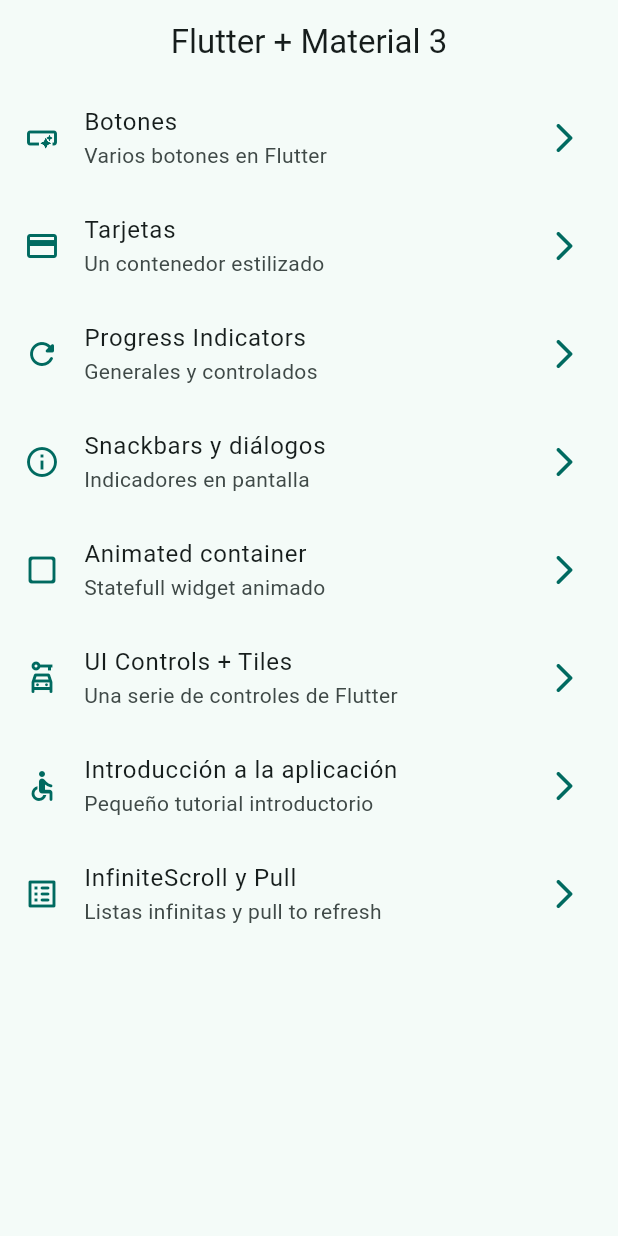
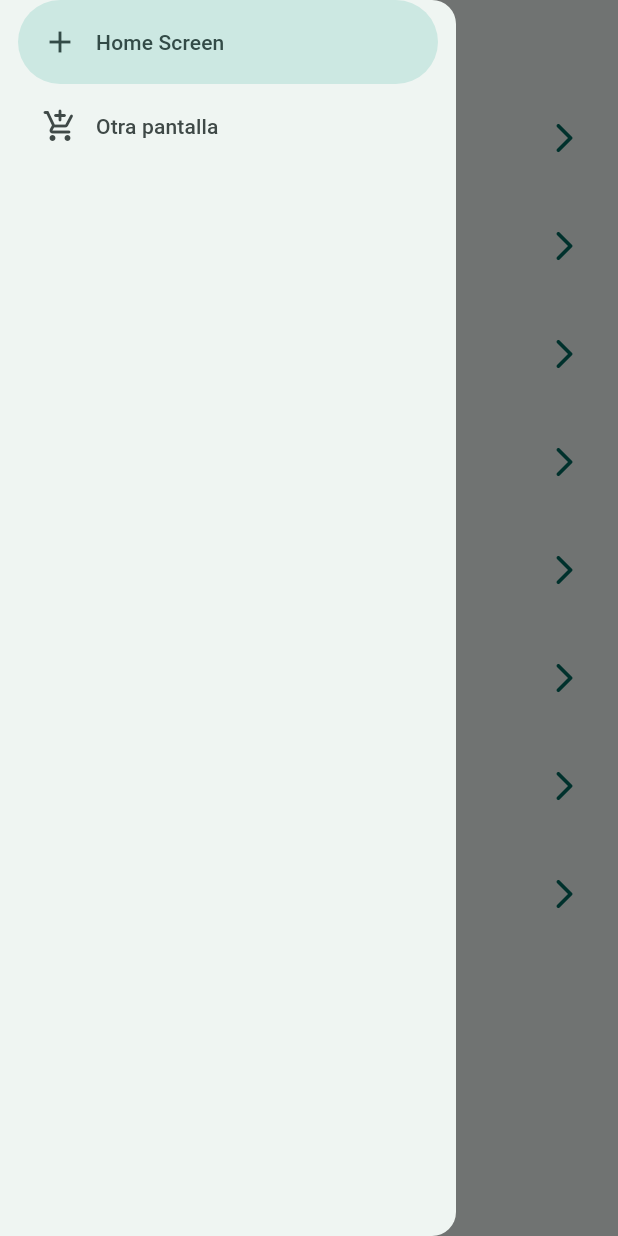
Before and after one commit to jllanas1986/Flutter_Widgets_app, a Flutter app: the screen it shows after launch, with the side drawer open (before the commit the screen has no drawer), on a phone screen of 412 x 824 dp. Run offline on Flutter 3.47's test engine with Material 2 defaults, Android fonts, the phone set to English and light mode, and no system bars; our stand-ins replace animate_do, go_router.

Commit message:
NavigationDrawer - lateral menu

```diff
--- a/lib/presentation/screens/home/home_screen.dart
+++ b/lib/presentation/screens/home/home_screen.dart
@@ -1,6 +1,7 @@
 import 'package:flutter/material.dart';
 import 'package:go_router/go_router.dart';
 import 'package:widget_app/config/menu/menu_items.dart';
+import 'package:widget_app/presentation/widgets/side_menu.dart';
 //import 'package:widget_app/presentation/screens/cards/cards_screen.dart';
 
 class HomeScreen extends StatelessWidget {
@@ -15,6 +16,7 @@ class HomeScreen extends StatelessWidget {
         title: const Text('Flutter + Material 3'),
       ),
       body: const _HomeView(),
+      drawer: const SideMenu()
     );
   }
 }
--- /dev/null
+++ b/lib/presentation/widgets/side_menu.dart
@@ -0,0 +1,30 @@
+import 'package:flutter/material.dart';
+
+class SideMenu extends StatefulWidget {
+  const SideMenu({super.key});
+
+  @override
+  State<SideMenu> createState() => _SideMenuState();
+}
+
+class _SideMenuState extends State<SideMenu> {
+  int navDrawerIndex = 0;
+
+  @override
+  Widget build(BuildContext context) {
+    return NavigationDrawer(
+        selectedIndex: navDrawerIndex,
+        onDestinationSelected: (value) {
+          setState(() {
+            navDrawerIndex = value;
+          });
+        },
+        children: [
+          NavigationDrawerDestination(
+              icon: const Icon(Icons.add), label: const Text('Home Screen')),
+          NavigationDrawerDestination(
+              icon: const Icon(Icons.add_shopping_cart_rounded),
+              label: const Text('Otra pantalla')),
+        ]);
+  }
+}
```
